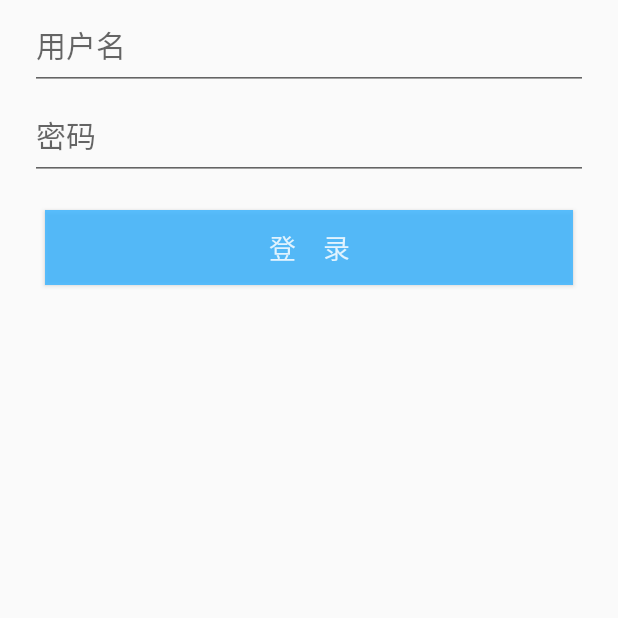
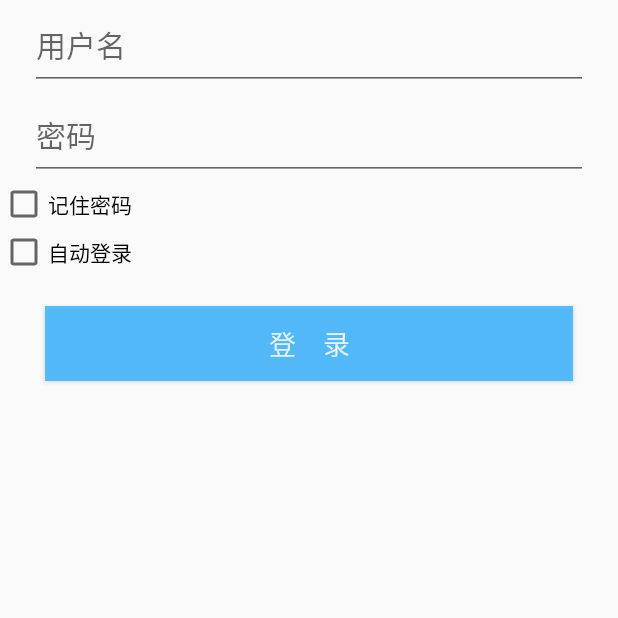
Before and after one commit to Geolo1997/Letter-Home, an Android app: the screen it shows after launch (LoginActivity), on a phone screen of 412 x 824 dp, the top half of it. Run offline under Robolectric (Android 15) with nearby library versions, the phone set to English and light mode, and no system bars; our stand-ins replace ButterKnife, RxJava; libraries missing offline, so code that uses them is left out: org.litepal; 1 statement that could not run was skipped.

Commit message:
使用SharePreferances,未保存成功

```diff
--- a/android/app/src/main/java/team/dorm301/letterhome/App.java
+++ b/android/app/src/main/java/team/dorm301/letterhome/App.java
@@ -2,12 +2,15 @@ package team.dorm301.letterhome;
 
 import android.app.Application;
 
+import android.content.Context;
 import org.litepal.LitePal;
 import team.dorm301.letterhome.config.Yunzhi;
 import team.dorm301.letterhome.service.AuthService;
 import team.dorm301.letterhome.service.AuthServiceImpl;
 
 public class App extends Application {
+
+    private static Context context;
 
     @Override
     public void onCreate() {
@@ -18,5 +21,11 @@ public class App extends Application {
                 .registerBean(AuthService.class, new AuthServiceImpl());
         // LitePal初始化
         LitePal.initialize(getApplicationContext());
+        // 获取Context
+        context = getApplicationContext();
+    }
+
+    public static Context getContext() {
+        return context;
     }
 }
--- a/android/app/src/main/java/team/dorm301/letterhome/activity/LoadingActivity.java
+++ b/android/app/src/main/java/team/dorm301/letterhome/activity/LoadingActivity.java
@@ -56,7 +56,7 @@ public class LoadingActivity extends BaseActivity {
     }
 
     public void checkLogInf() {
-        LogInfo logInfo = DAOService.getInstance().getCurrentLogInfo();
+        LogInfo logInfo = DAOService.getInstance().getLogInfo();
         if (logInfo != null) {
             authService.login(logInfo.getUsername(), logInfo.getPassword())
                     .subscribe(new HttpCallBack<Auth>() {
--- a/android/app/src/main/java/team/dorm301/letterhome/activity/LoginActivity.java
+++ b/android/app/src/main/java/team/dorm301/letterhome/activity/LoginActivity.java
@@ -2,8 +2,8 @@ package team.dorm301.letterhome.activity;
 
 import android.os.Bundle;
 import android.util.Log;
+import android.widget.CheckBox;
 import android.widget.EditText;
-
 import butterknife.BindView;
 import butterknife.OnClick;
 import io.reactivex.Observer;
@@ -11,7 +11,9 @@ import io.reactivex.disposables.Disposable;
 import team.dorm301.letterhome.R;
 import team.dorm301.letterhome.base.BaseActivity;
 import team.dorm301.letterhome.config.Yunzhi;
+import team.dorm301.letterhome.dao.DAOService;
 import team.dorm301.letterhome.entity.Auth;
+import team.dorm301.letterhome.entity.LogInfo;
 import team.dorm301.letterhome.service.AuthService;
 
 public class LoginActivity extends BaseActivity {
@@ -20,6 +22,10 @@ public class LoginActivity extends BaseActivity {
     EditText usernameEditText;
     @BindView(R.id.password_edit_text)
     EditText passwordEditText;
+    @BindView(R.id.cb_save_password)
+    CheckBox cbSavePassword;
+    @BindView(R.id.cb_auto_login)
+    CheckBox cbAutoLogin;
 
     private AuthService authService;
 
@@ -32,6 +38,17 @@ public class LoginActivity extends BaseActivity {
     protected void onCreate(Bundle savedInstanceState) {
         super.onCreate(savedInstanceState);
         this.authService = Yunzhi.getBean(AuthService.class);
+        loadLogInfo();
+    }
+
+    private void loadLogInfo() {
+        LogInfo logInfo = DAOService.getInstance().getLogInfo();
+        if (logInfo != null) {
+            usernameEditText.setText(logInfo.getUsername());
+            passwordEditText.setText(logInfo.getPassword());
+            cbSavePassword.setChecked(logInfo.isSavePassword());
+            cbAutoLogin.setChecked(logInfo.isAutoLogin());
+        }
     }
 
     @OnClick(R.id.login_button)
@@ -39,7 +56,9 @@ public class LoginActivity extends BaseActivity {
         Log.d(TAG, "获取用户名和密码");
         String username = this.usernameEditText.getText().toString();
         String password = this.passwordEditText.getText().toString();
-
+        boolean savePassword = cbSavePassword.isChecked();
+        boolean autoLogin = cbAutoLogin.isChecked();
+        final LogInfo logInfo = new LogInfo(username, password, savePassword, autoLogin);
         Log.d(TAG, "请求登录");
         this.authService.login(username, password)
                 .subscribe(new Observer<Auth>() {
@@ -51,6 +70,7 @@ public class LoginActivity extends BaseActivity {
                     @Override
                     public void onNext(Auth auth) {
                         Yunzhi.setToken(auth.getToken());
+                        DAOService.getInstance().saveLogInfo(logInfo);
                         startActivityAndFinish(MainActivity.class);
                     }
 
@@ -58,6 +78,8 @@ public class LoginActivity extends BaseActivity {
                     public void onError(Throwable e) {
                         // --------------test--------------
                         startActivityAndFinish(MainActivity.class);
+                        DAOService.getInstance().saveLogInfo(logInfo);
+                        // -------------end test-----------
                         showLongToast("用户名或密码错误");
                     }
 
--- a/android/app/src/main/java/team/dorm301/letterhome/dao/DAOService.java
+++ b/android/app/src/main/java/team/dorm301/letterhome/dao/DAOService.java
@@ -22,14 +22,18 @@ public class DAOService {
         }
         return instance;
     }
+    private LogInfoDao logInfoDao = new LogInfoDaoImpl();
 
     /**
      * 获取当前登录用户
      *
      * @return
      */
-    public LogInfo getCurrentLogInfo() {
-        //TODO
-        return null;
+    public LogInfo getLogInfo() {
+        return logInfoDao.getLogInfo();
+    }
+
+    public void saveLogInfo(LogInfo logInfo) {
+        logInfoDao.save(logInfo);
     }
 }
--- /dev/null
+++ b/android/app/src/main/java/team/dorm301/letterhome/dao/LogInfoDao.java
@@ -0,0 +1,10 @@
+package team.dorm301.letterhome.dao;
+
+import team.dorm301.letterhome.entity.LogInfo;
+
+public interface LogInfoDao {
+
+    void save(LogInfo logInfo);
+
+    LogInfo getLogInfo();
+}
--- /dev/null
+++ b/android/app/src/main/java/team/dorm301/letterhome/dao/LogInfoDaoImpl.java
@@ -0,0 +1,38 @@
+package team.dorm301.letterhome.dao;
+
+import android.content.Context;
+import android.content.SharedPreferences;
+import team.dorm301.letterhome.App;
+import team.dorm301.letterhome.entity.LogInfo;
+
+public class LogInfoDaoImpl implements LogInfoDao {
+
+    private static final String SHARED_PREFERENCES_NAME = "LOG_INFO";
+    private SharedPreferences sharedPreferences;
+    private SharedPreferences.Editor editor;
+
+    public LogInfoDaoImpl() {
+        sharedPreferences = App.getContext().getSharedPreferences(SHARED_PREFERENCES_NAME, Context.MODE_PRIVATE);
+    }
+
+    @Override
+    public void save(LogInfo logInfo) {
+        editor = sharedPreferences.edit();
+        editor.clear();
+        editor.putString("username", logInfo.getUsername());
+        editor.putString("password", logInfo.getPassword());
+        editor.putBoolean("autoLogin", logInfo.isAutoLogin());
+        editor.putBoolean("savePassword", logInfo.isSavePassword());
+        editor.commit();
+    }
+
+    @Override
+    public LogInfo getLogInfo() {
+        LogInfo logInfo = new LogInfo();
+        logInfo.setUsername(sharedPreferences.getString("username", ""));
+        logInfo.setPassword(sharedPreferences.getString("password", ""));
+        logInfo.setAutoLogin(sharedPreferences.getBoolean("autoLogin", false));
+        logInfo.setSavePassword(sharedPreferences.getBoolean("savePassword", false));
+        return null;
+    }
+}
--- a/android/app/src/main/java/team/dorm301/letterhome/dao/UserDAO.java
+++ /dev/null
@@ -1,6 +0,0 @@
-package team.dorm301.letterhome.dao;
-
-public interface UserDAO {
-
-
-}
--- a/android/app/src/main/java/team/dorm301/letterhome/entity/LogInfo.java
+++ b/android/app/src/main/java/team/dorm301/letterhome/entity/LogInfo.java
@@ -1,24 +1,50 @@
 package team.dorm301.letterhome.entity;
 
 public class LogInfo {
-    private User user;
+    private String username;
+    private String password;
     private boolean savePassword;
-    private boolean antoLogin;
+    private boolean autoLogin;
 
     public LogInfo() {
     }
 
-    public LogInfo(User user, boolean savePassword, boolean antoLogin) {
-        this.user = user;
+    public LogInfo(String username, String password, boolean savePassword, boolean autoLogin) {
+        this.username = username;
+        this.password = password;
         this.savePassword = savePassword;
-        this.antoLogin = antoLogin;
+        this.autoLogin = autoLogin;
     }
 
     public String getUsername() {
-        return user.getUsername();
+        return username;
+    }
+
+    public void setUsername(String username) {
+        this.username = username;
     }
 
     public String getPassword() {
-        return user.getPassword();
+        return password;
+    }
+
+    public void setPassword(String password) {
+        this.password = password;
+    }
+
+    public boolean isSavePassword() {
+        return savePassword;
+    }
+
+    public void setSavePassword(boolean savePassword) {
+        this.savePassword = savePassword;
+    }
+
+    public boolean isAutoLogin() {
+        return autoLogin;
+    }
+
+    public void setAutoLogin(boolean autoLogin) {
+        this.autoLogin = autoLogin;
     }
 }
--- a/android/app/src/main/res/layout/activity_login.xml
+++ b/android/app/src/main/res/layout/activity_login.xml
@@ -27,6 +27,17 @@
         android:maxLines="1"
         android:textSize="20sp" />
 
+    <CheckBox
+        android:id="@+id/cb_save_password"
+        android:layout_width="wrap_content"
+        android:layout_height="wrap_content"
+        android:text="记住密码"/>
+    <CheckBox
+        android:id="@+id/cb_auto_login"
+        android:layout_width="wrap_content"
+        android:layout_height="wrap_content"
+        android:text="自动登录"/>
+
     <Button
         android:id="@+id/login_button"
         android:layout_width="match_parent"
```
Lines whose indentation alone changed are shown as unchanged.
